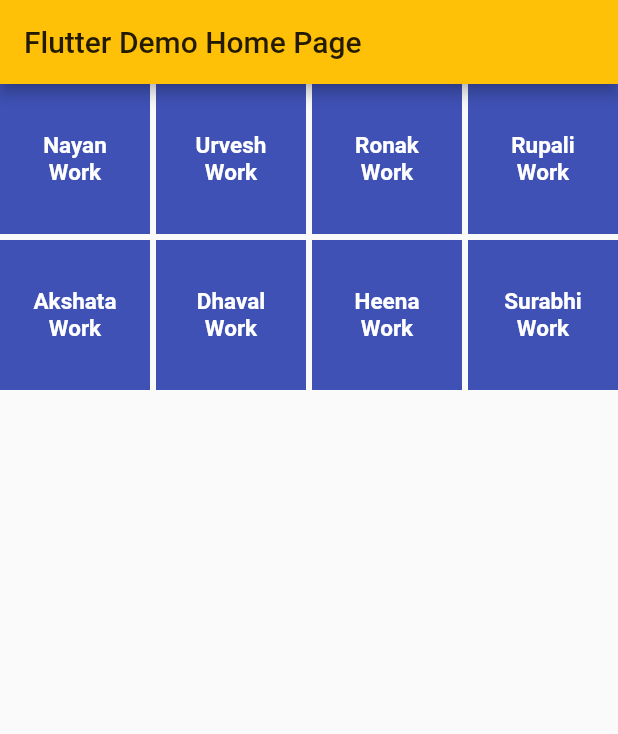
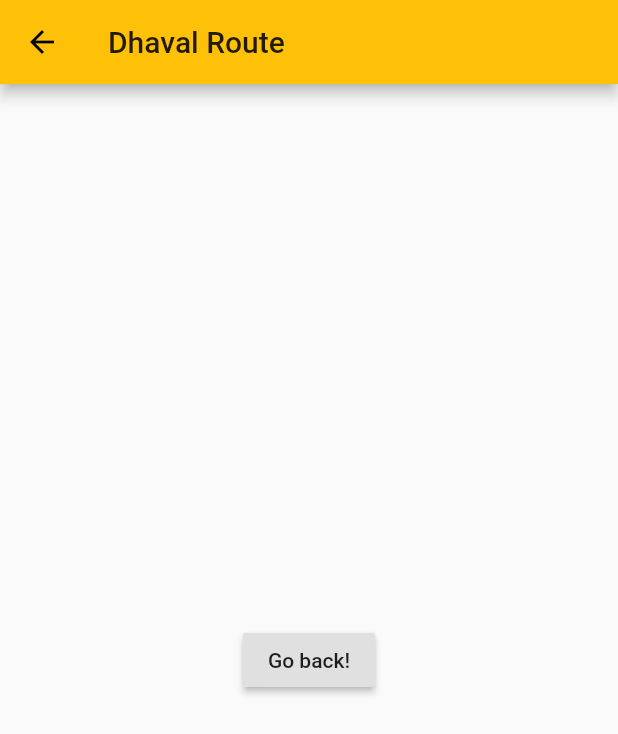
Before and after one commit to arj1496/flutter_app, a Flutter app: the screen it shows after launch, after a tap on "Dhaval Work", on a phone screen of 412 x 824 dp. Shown: the top 734 px of the screen. Run offline on Flutter 3.47's test engine with Material 2 defaults, Android fonts, the phone set to English and light mode, and no system bars; Roboto replaces fonts that are missing (Montserrat).

Commit message:
Comment from Stuido Go to dhava's page ( route)

```diff
--- /dev/null
+++ b/lib/dhaval.dart
@@ -0,0 +1,22 @@
+import 'package:flutter/material.dart';
+import 'package:flutter/widgets.dart';
+
+class dhaval extends StatelessWidget {
+  @override
+  Widget build(BuildContext context) {
+    return Scaffold(
+      appBar: AppBar(
+        title: Text("Dhaval Route"),
+      ),
+      body: Center(
+        child: RaisedButton(
+          onPressed: () {
+            // Navigate back to first route when tapped.
+          },
+          child: Text('Go back!'),
+        ),
+
+      ),
+    );
+  }
+}
--- a/lib/main.dart
+++ b/lib/main.dart
@@ -1,5 +1,6 @@
 import 'package:flutter/material.dart';
 import 'package:flutter/widgets.dart';
+import 'package:flutter_app/dhaval.dart';
 
 void main() => runApp(MyApp());
 
@@ -82,6 +83,7 @@ class _MyHomePageState extends State<MyHomePage> {
       /* borderRadius: BorderRadius.circular(30.0),*/
       child: MaterialButton(
 
+
         minWidth: MediaQuery.of(context).size.width,
         padding: EdgeInsets.fromLTRB(20.0, 15.0, 20.0, 15.0),
         onPressed: (){},
@@ -144,7 +146,15 @@ class _MyHomePageState extends State<MyHomePage> {
 
         minWidth: MediaQuery.of(context).size.width,
         padding: EdgeInsets.fromLTRB(20.0, 15.0, 20.0, 15.0),
-        onPressed: (){},
+        onPressed: (){
+
+          Navigator.push(
+            context,
+            MaterialPageRoute(builder: (context) => dhaval()),
+          );
+
+
+        },
         child: Text("Dhaval Work",
             textAlign: TextAlign.center,
             style: style.copyWith(
```
